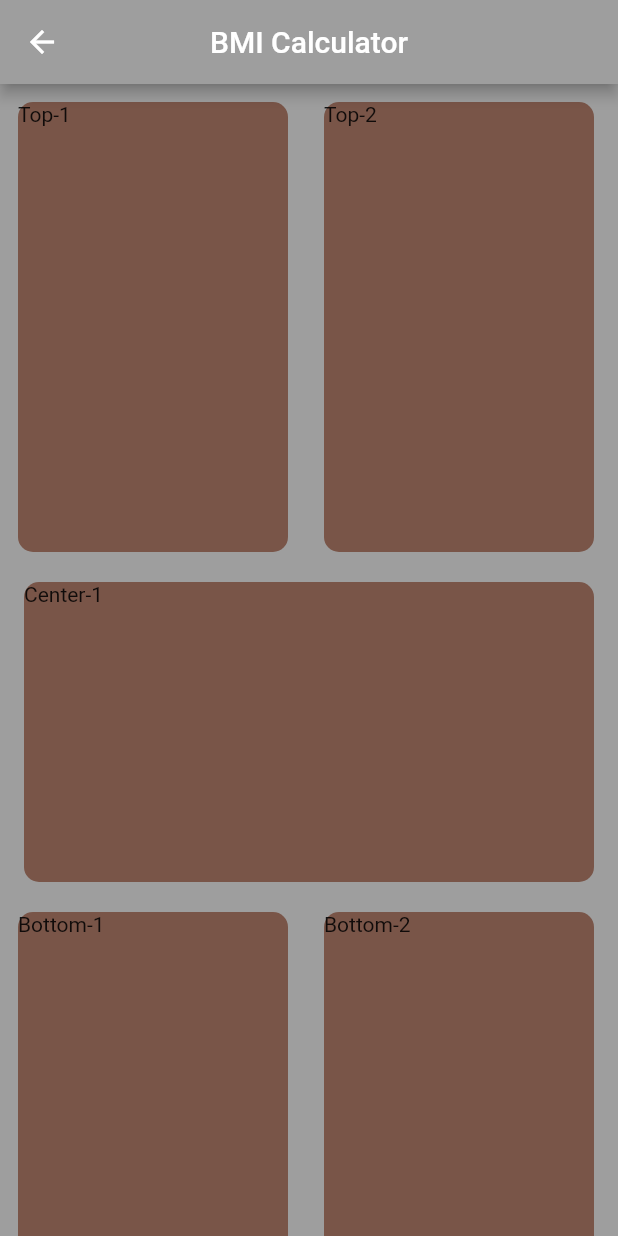
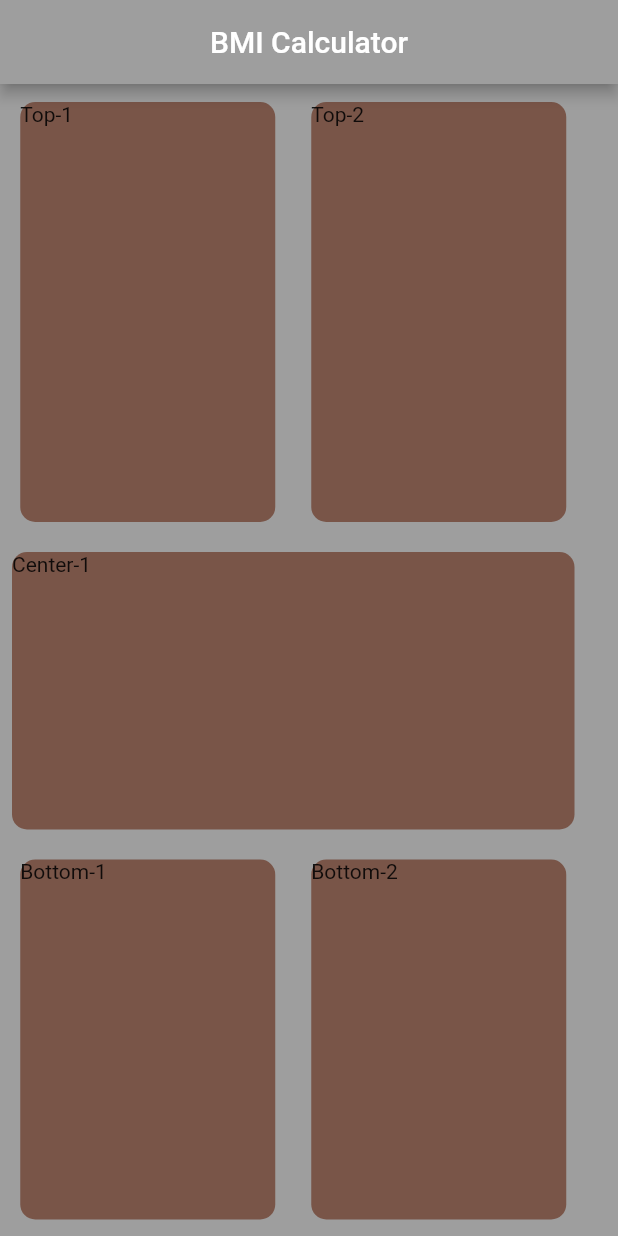
Before and after one commit to AnssGul/BasicFlutterContainer, a Flutter app: the Screen1 screen opened directly, on a phone screen of 412 x 824 dp. Run offline on Flutter 3.47's test engine with Material 2 defaults, Android fonts, the phone set to English and light mode, and no system bars.

Commit message:
Basic Containers

```diff
--- a/lib/main.dart
+++ b/lib/main.dart
@@ -8,6 +8,6 @@ import 'package:flutter/material.dart';
 void main()=>runApp(
   MaterialApp(
     debugShowCheckedModeBanner: false,
-    home: Screen3(),
+    home: Screen1(),
   )
 );
--- a/lib/pages/Screen1.dart
+++ b/lib/pages/Screen1.dart
@@ -13,15 +13,20 @@ class Screen1 extends StatelessWidget {
         backgroundColor: Colors.grey,
       ),
       backgroundColor: Colors.grey,
-      body: Column(
+      body: SingleChildScrollView(
+        scrollDirection: Axis.vertical,
+        child: Column(
           children:<Widget> [
-          Row(
+            SingleChildScrollView(
+              scrollDirection: Axis.horizontal,
+              child: Row(
+
                 children:<Widget> [
                   Padding(
                     padding: const EdgeInsets.all(12.0),
                     child: Container(
-                  height: 300,
-                  width: 180,
+                      height: 280,
+                      width: 170,
                       decoration: BoxDecoration(
                         borderRadius: BorderRadius.circular(10),
                         color:Colors.brown,
@@ -33,8 +38,8 @@ class Screen1 extends StatelessWidget {
                   Padding(
                     padding: const EdgeInsets.all(12.0),
                     child: Container(
-                  height: 300,
-                  width: 180,
+                      height: 280,
+                      width: 170,
                       decoration: BoxDecoration(
                           borderRadius: BorderRadius.circular(10),
                         color:Colors.brown,
@@ -45,13 +50,14 @@ class Screen1 extends StatelessWidget {
                   )
                 ],
               ),
+            ),
 
 
             Padding(
               padding: const EdgeInsets.all(8.0),
               child: Container(
-              height: 200,
-              width: 380,
+                height: 185,
+                width: 375,
                 decoration: BoxDecoration(
                   borderRadius: BorderRadius.circular(10),
                   color:Colors.brown,
@@ -60,13 +66,15 @@ class Screen1 extends StatelessWidget {
                 child: const Text("Center-1"),
               ),
             ),
-          Row(
+            SingleChildScrollView(
+              scrollDirection: Axis.horizontal,
+              child: Row(
                 children:<Widget> [
                   Padding(
                     padding: const EdgeInsets.all(12.0),
                     child: Container(
-                  height: 250,
-                  width: 180,
+                      height: 240,
+                      width: 170,
                       decoration: BoxDecoration(
                         borderRadius: BorderRadius.circular(10),
                         color:Colors.brown,
@@ -78,8 +86,8 @@ class Screen1 extends StatelessWidget {
                   Padding(
                     padding: const EdgeInsets.all(12.0),
                     child: Container(
-                  height: 250,
-                  width: 180,
+                      height: 240,
+                      width: 170,
                       decoration: BoxDecoration(
                         borderRadius: BorderRadius.circular(10),
                         color:Colors.brown,
@@ -90,8 +98,10 @@ class Screen1 extends StatelessWidget {
                   )
                 ],
               ),
+            ),
 
           ],
+        ),
       ),
     );
   }
```
Also changed, not shown: lib/pages/screen2.dart (+15 -15 lines), lib/pages/screen3.dart (+16 -6 lines). Lines whose indentation alone changed are shown as unchanged.
